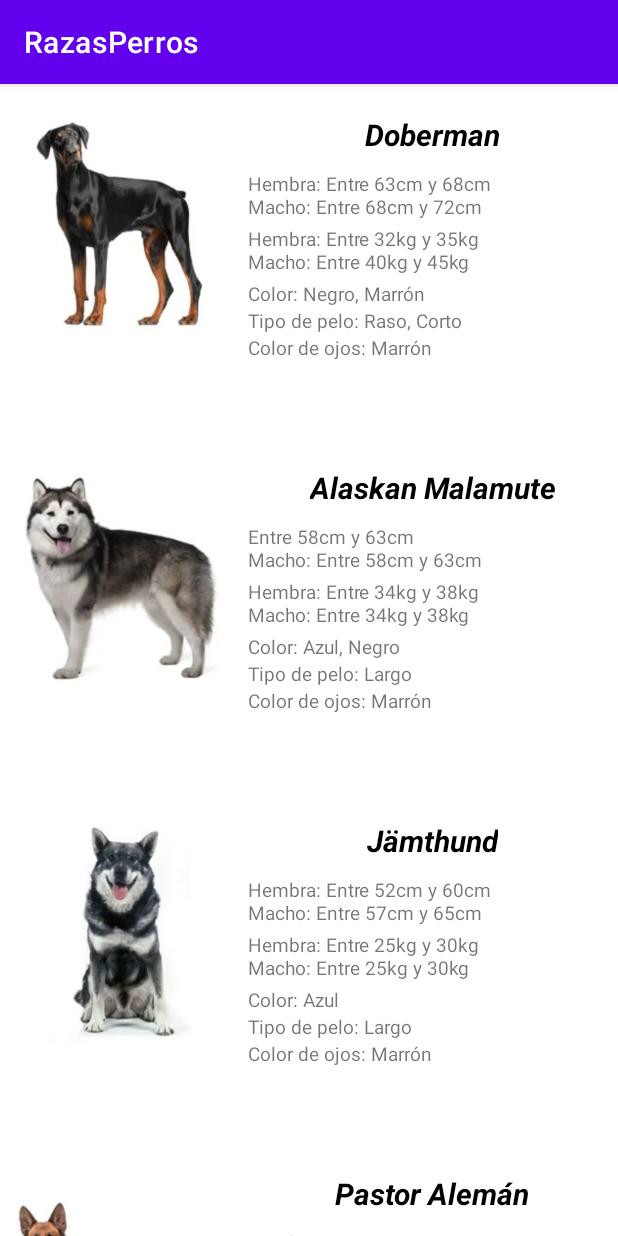
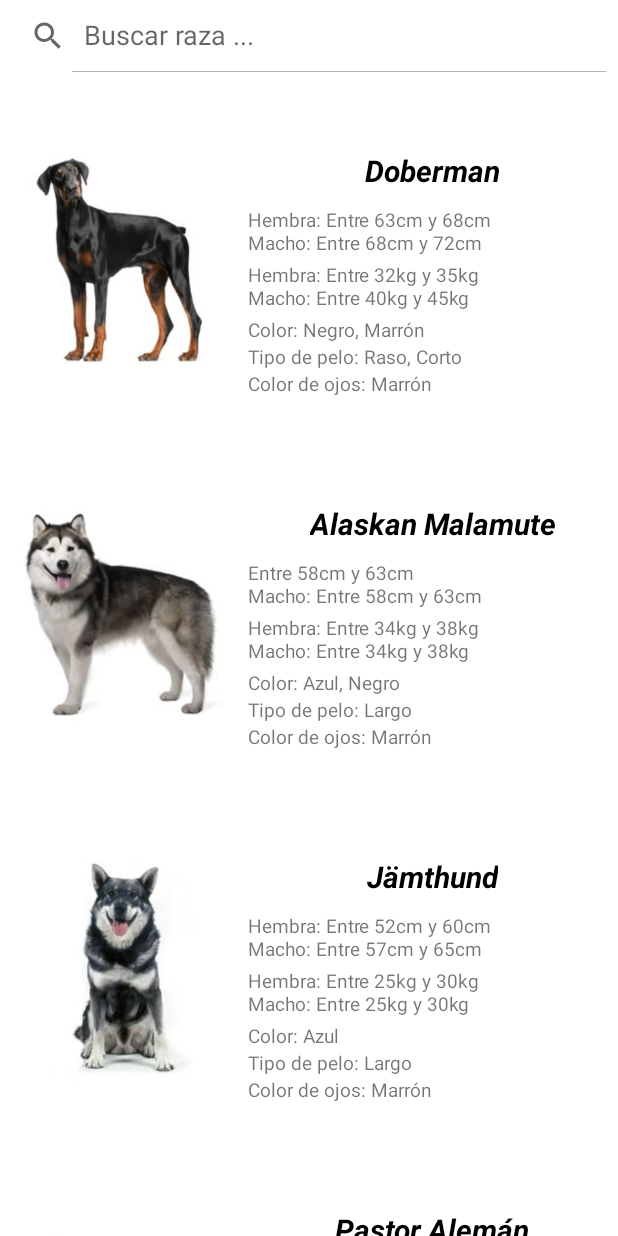
Before and after one commit to stanmkr/IES-Thiar, an Android app: the screen it shows after launch (MainActivity), on a phone screen of 412 x 824 dp. Run offline under Robolectric (Android 15) with nearby library versions, the phone set to English and light mode, and no system bars.

Commit message:
Añadida barra de búsqueda en la pantalla principal

```diff
--- a/2nd Course/Projects/Programacion Multimedia y Dispositivos/Kotlin Apps/RazasPerros/app/src/main/java/com/proyecto/razasperros/MainActivity.kt
+++ b/2nd Course/Projects/Programacion Multimedia y Dispositivos/Kotlin Apps/RazasPerros/app/src/main/java/com/proyecto/razasperros/MainActivity.kt
@@ -3,27 +3,71 @@ package com.proyecto.razasperros
 import android.content.Intent
 import androidx.appcompat.app.AppCompatActivity
 import android.os.Bundle
-import android.widget.TextView
+import android.widget.Toast
+import androidx.appcompat.widget.SearchView
+
 import androidx.recyclerview.widget.LinearLayoutManager
 import androidx.recyclerview.widget.RecyclerView
+import java.util.*
+import kotlin.collections.ArrayList
 
 class MainActivity : AppCompatActivity() {
     private lateinit var recyclerView: RecyclerView
-    private lateinit var razaList: ArrayList<Raza>
+    private lateinit var listaDeRazas: ArrayList<Raza>
     private lateinit var razaAdapter: RazaAdapter
+    private lateinit var searchView: SearchView
 
 
     override fun onCreate(savedInstanceState: Bundle?) {
         super.onCreate(savedInstanceState)
         setContentView(R.layout.activity_main)
-
         recyclerView = findViewById(R.id.recyclerView)
         recyclerView.setHasFixedSize(true)
         recyclerView.layoutManager = LinearLayoutManager(this)
+        searchView = findViewById(R.id.searchView)
 
-        razaList = ArrayList()
+        listaDeRazas = ArrayList()
+        anyadirRazas()
 
-        razaList.add(
+        razaAdapter = RazaAdapter(listaDeRazas)
+        recyclerView.adapter = razaAdapter
+
+        searchView.setOnQueryTextListener(object :SearchView.OnQueryTextListener{
+            override fun onQueryTextSubmit(query: String?): Boolean {
+                return false
+            }
+
+            override fun onQueryTextChange(newText: String?): Boolean {
+                listaFiltrada(newText)
+                return true
+            }
+
+        })
+        razaAdapter.onItemClick = {
+            val intent = Intent(this, DetallesActivity::class.java)
+            intent.putExtra("raza", it)
+            startActivity(intent)
+
+        }
+    }
+
+   private fun listaFiltrada (query:String?){
+       if (query!=null){
+           val listaFiltrada = ArrayList<Raza>()
+           for (i in listaDeRazas      ){
+               if (i.nombre.lowercase(Locale.ROOT).contains(query))
+                   listaFiltrada.add(i)
+           }
+           if (listaFiltrada.isEmpty()){
+               Toast.makeText(this,"No se han encontrado coincidencias",Toast.LENGTH_SHORT).show()
+           }else{
+               razaAdapter.setListaFiltrada(listaFiltrada)
+           }
+       }
+   }
+
+   private fun anyadirRazas(){
+        listaDeRazas.add(
             Raza(
                 R.drawable.doberman,
                 "Doberman",
@@ -35,7 +79,7 @@ class MainActivity : AppCompatActivity() {
                 getString(R.string.detalles_doberman)
             )
         )
-        razaList.add(
+        listaDeRazas.add(
             Raza(
                 R.drawable.malamut,
                 "Alaskan Malamute",
@@ -48,7 +92,7 @@ class MainActivity : AppCompatActivity() {
                 getString(R.string.detalles_malamute)
             )
         )
-        razaList.add(
+        listaDeRazas.add(
             Raza(
                 R.drawable.jamthud,
                 "Jämthund",
@@ -60,7 +104,7 @@ class MainActivity : AppCompatActivity() {
                 getString(R.string.detalles_jamthund)
             )
         )
-        razaList.add(
+        listaDeRazas.add(
             Raza(
                 R.drawable.pastoraleman,
                 "Pastor Alemán",
@@ -72,7 +116,7 @@ class MainActivity : AppCompatActivity() {
                 getString(R.string.detalles_pastor_aleman)
             )
         )
-        razaList.add(
+        listaDeRazas.add(
             Raza(
                 R.drawable.grifonbruselas,
                 "Grifón de Bruselas",
@@ -85,16 +129,5 @@ class MainActivity : AppCompatActivity() {
             )
         )
 
-
-
-        razaAdapter = RazaAdapter(razaList)
-        recyclerView.adapter = razaAdapter
-
-        razaAdapter.onItemClick = {
-            val intent = Intent(this, DetallesActivity::class.java)
-            intent.putExtra("raza", it)
-            startActivity(intent)
-
-        }
     }
 }
--- a/2nd Course/Projects/Programacion Multimedia y Dispositivos/Kotlin Apps/RazasPerros/app/src/main/java/com/proyecto/razasperros/RazaAdapter.kt
+++ b/2nd Course/Projects/Programacion Multimedia y Dispositivos/Kotlin Apps/RazasPerros/app/src/main/java/com/proyecto/razasperros/RazaAdapter.kt
@@ -7,7 +7,7 @@ import android.widget.ImageView
 import android.widget.TextView
 import androidx.recyclerview.widget.RecyclerView
 
-class RazaAdapter(private val razaList: ArrayList<Raza>) :
+class RazaAdapter(private var listaRazas: ArrayList<Raza>) :
     RecyclerView.Adapter<RazaAdapter.RazaViewHolder>() {
 
     var onItemClick: ((Raza) -> Unit)? = null
@@ -23,6 +23,11 @@ class RazaAdapter(private val razaList: ArrayList<Raza>) :
 
 
     }
+    fun setListaFiltrada(listaRazas: ArrayList<Raza>){
+        this.listaRazas = listaRazas
+        notifyDataSetChanged()
+    }
+
 
 
     override fun onCreateViewHolder(parent: ViewGroup, viewType: Int): RazaViewHolder {
@@ -31,7 +36,7 @@ class RazaAdapter(private val razaList: ArrayList<Raza>) :
     }
 
     override fun onBindViewHolder(holder: RazaViewHolder, position: Int) {
-        val raza = razaList[position]
+        val raza = listaRazas[position]
         holder.imagenView.setImageResource(raza.image)
         holder.nombreView.text = raza.nombre
         holder.tamanyoView.text = raza.tamanyo
@@ -47,6 +52,7 @@ class RazaAdapter(private val razaList: ArrayList<Raza>) :
     }
 
     override fun getItemCount(): Int {
-        return razaList.size
+        return listaRazas.size
     }
+
 }
--- a/2nd Course/Projects/Programacion Multimedia y Dispositivos/Kotlin Apps/RazasPerros/app/src/main/res/layout/activity_main.xml
+++ b/2nd Course/Projects/Programacion Multimedia y Dispositivos/Kotlin Apps/RazasPerros/app/src/main/res/layout/activity_main.xml
@@ -4,9 +4,11 @@
     xmlns:tools="http://schemas.android.com/tools"
     android:layout_width="match_parent"
     android:layout_height="match_parent"
-    tools:context=".MainActivity">
+    tools:context=".MainActivity"
+    tools:ignore="ExtraText">
 
     <androidx.recyclerview.widget.RecyclerView
+        android:paddingTop="80dp"
         android:id="@+id/recyclerView"
         android:layout_width="0dp"
         android:layout_height="0dp"
@@ -15,5 +17,14 @@
         app:layout_constraintHorizontal_bias="0.5"
         app:layout_constraintStart_toStartOf="parent"
         app:layout_constraintTop_toTopOf="parent"
-        app:layout_constraintVertical_bias="0.5" />
+        app:layout_constraintVertical_bias="0.5"/>
+        <androidx.appcompat.widget.SearchView
+            android:id="@+id/searchView"
+            android:layout_width="match_parent"
+            android:layout_height="wrap_content"
+            app:iconifiedByDefault="false"
+            app:queryHint="Buscar raza ..."
+            tools:ignore="MissingConstraints" />
+
+
 </androidx.constraintlayout.widget.ConstraintLayout>
--- a/2nd Course/Projects/Programacion Multimedia y Dispositivos/Kotlin Apps/RazasPerros/app/src/main/res/values-night/themes.xml
+++ b/2nd Course/Projects/Programacion Multimedia y Dispositivos/Kotlin Apps/RazasPerros/app/src/main/res/values-night/themes.xml
@@ -1,6 +1,6 @@
 <resources xmlns:tools="http://schemas.android.com/tools">
     <!-- Base application theme. -->
-    <style name="Theme.RazasPeros" parent="Theme.MaterialComponents.DayNight.DarkActionBar">
+    <style name="Theme.RazasPeros" parent="Theme.MaterialComponents.DayNight.NoActionBar">
         <!-- Primary brand color. -->
         <item name="colorPrimary">@color/purple_200</item>
         <item name="colorPrimaryVariant">@color/purple_700</item>
@@ -10,7 +10,7 @@
         <item name="colorSecondaryVariant">@color/teal_200</item>
         <item name="colorOnSecondary">@color/black</item>
         <!-- Status bar color. -->
-        <item name="android:statusBarColor">?attr/colorPrimaryVariant</item>
+        <item name="android:statusBarColor">@color/black</item>
         <!-- Customize your theme here. -->
     </style>
 </resources>
--- a/2nd Course/Projects/Programacion Multimedia y Dispositivos/Kotlin Apps/RazasPerros/app/src/main/res/values/themes.xml
+++ b/2nd Course/Projects/Programacion Multimedia y Dispositivos/Kotlin Apps/RazasPerros/app/src/main/res/values/themes.xml
@@ -1,6 +1,6 @@
 <resources xmlns:tools="http://schemas.android.com/tools">
     <!-- Base application theme. -->
-    <style name="Theme.RazasPerros" parent="Theme.MaterialComponents.DayNight.DarkActionBar">
+    <style name="Theme.RazasPerros" parent="Theme.MaterialComponents.DayNight.NoActionBar">
         <!-- Primary brand color. -->
         <item name="colorPrimary">@color/purple_500</item>
         <item name="colorPrimaryVariant">@color/purple_700</item>
@@ -10,7 +10,7 @@
         <item name="colorSecondaryVariant">@color/teal_700</item>
         <item name="colorOnSecondary">@color/black</item>
         <!-- Status bar color. -->
-        <item name="android:statusBarColor">?attr/colorPrimaryVariant</item>
+        <item name="android:statusBarColor">@color/black</item>
         <!-- Customize your theme here. -->
     </style>
 </resources>
--- /dev/null
+++ b/2nd Course/Projects/Programacion Multimedia y Dispositivos/Kotlin Apps/RazasPerros/build.gradle
@@ -0,0 +1,6 @@
+// Top-level build file where you can add configuration options common to all sub-projects/modules.
+plugins {
+    id 'com.android.application' version '7.3.1' apply false
+    id 'com.android.library' version '7.3.1' apply false
+    id 'org.jetbrains.kotlin.android' version '1.7.20' apply false
+}
```
Also changed, not shown: 2nd Course/Projects/Programacion Multimedia y Dispositivos/Kotlin Apps/RazasPerros/app/build.gradle (added, +46 -0 lines), 2nd Course/Projects/Programacion Multimedia y Dispositivos/Kotlin Apps/RazasPerros/gradle.properties (added, +23 -0 lines), 2nd Course/Projects/Programacion Multimedia y Dispositivos/Kotlin Apps/RazasPerros/settings.gradle (added, +16 -0 lines), 5 other files.
